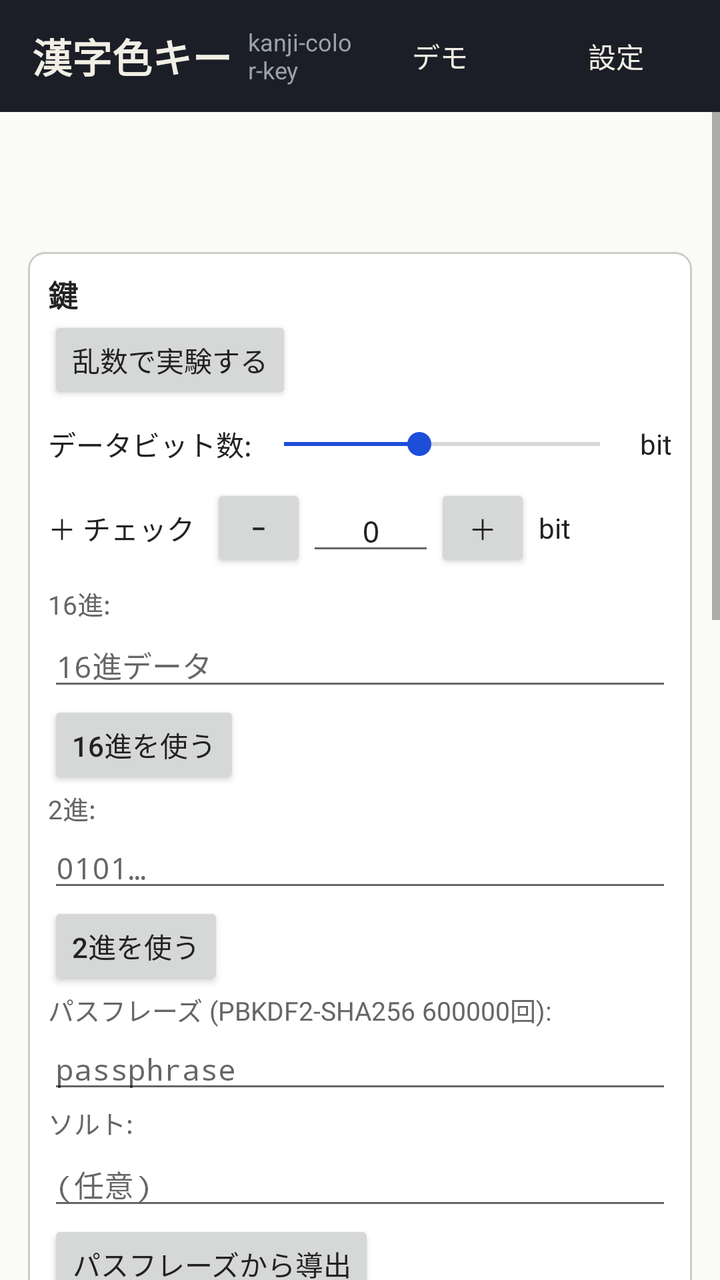
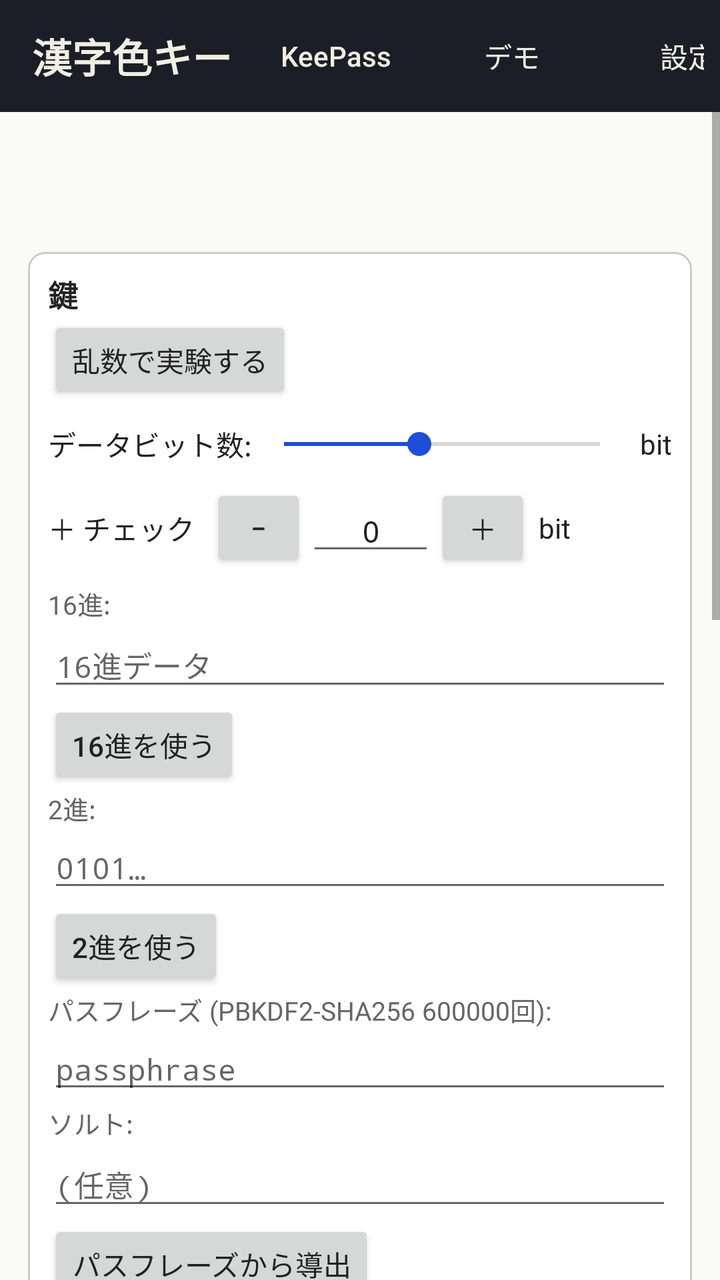

An Android layout rendered at two revisions. The XML below is the earlier revision; the diff shows what the commit changed to produce the second picture.
<!-- AndroidManifest.xml: application theme AppTheme -->
<!-- res/layout/activity_main.xml -->
<?xml version="1.0" encoding="utf-8"?>
<LinearLayout xmlns:android="http://schemas.android.com/apk/res/android"
    xmlns:tools="http://schemas.android.com/tools"
    android:id="@+id/root"
    android:layout_width="match_parent"
    android:layout_height="match_parent"
    android:orientation="vertical">

    <LinearLayout
        android:id="@+id/topBar"
        android:layout_width="match_parent"
        android:layout_height="56dp"
        android:gravity="center_vertical"
        android:orientation="horizontal"
        android:paddingStart="16dp"
        android:paddingEnd="8dp">

        <TextView
            android:id="@+id/title"
            android:layout_width="wrap_content"
            android:layout_height="wrap_content"
            android:text="@string/title"
            android:textColor="@color/bar_text"
            android:textSize="20sp"
            android:textStyle="bold" />

        <TextView
            android:layout_width="0dp"
            android:layout_height="wrap_content"
            android:layout_marginStart="8dp"
            android:layout_weight="1"
            android:text="@string/subtitle"
            android:textColor="@color/bar_dim"
            android:textSize="12sp" />

        <Button
            android:id="@+id/bDemo"
            style="?android:attr/borderlessButtonStyle"
            android:layout_width="wrap_content"
            android:layout_height="wrap_content"
            android:text="@string/demo"
            android:textAllCaps="false"
            android:textColor="@color/bar_text" />

        <Button
            android:id="@+id/bSettings"
            style="?android:attr/borderlessButtonStyle"
            android:layout_width="wrap_content"
            android:layout_height="wrap_content"
            android:text="@string/settings"
            android:textAllCaps="false"
            android:textColor="@color/bar_text" />
    </LinearLayout>

    <ScrollView
        android:id="@+id/scroll"
        android:layout_width="match_parent"
        android:layout_height="0dp"
        android:layout_weight="1"
        android:background="@color/bg"
        android:fillViewport="true">

        <LinearLayout
            android:id="@+id/content"
            android:layout_width="match_parent"
            android:layout_height="wrap_content"
            android:orientation="vertical"
            android:padding="14dp">

            <TextView
                android:id="@+id/intro"
                android:layout_width="match_parent"
                android:layout_height="wrap_content"
                android:lineSpacingMultiplier="1.15"
                android:textColor="@color/text"
                android:textSize="14sp" />

            <TextView
                android:id="@+id/legend"
                android:layout_width="match_parent"
                android:layout_height="wrap_content"
                android:layout_marginTop="6dp"
                android:textColor="@color/text"
                android:textSize="14sp" />

            
            <LinearLayout style="@style/Section">

                <TextView style="@style/Legend" android:text="@string/sec_key" />

                <Button
                    android:id="@+id/bRand"
                    android:layout_width="wrap_content"
                    android:layout_height="wrap_content"
                    android:text="@string/rand" />

                <LinearLayout
                    android:layout_width="match_parent"
                    android:layout_height="wrap_content"
                    android:gravity="center_vertical"
                    android:orientation="horizontal">

                    <TextView
                        android:layout_width="wrap_content"
                        android:layout_height="wrap_content"
                        android:text="@string/data_bits"
                        android:textColor="@color/text" />

                    <SeekBar
                        android:id="@+id/bits"
                        android:layout_width="0dp"
                        android:layout_height="40dp"
                        android:layout_weight="1"
                        android:max="56"
                        android:progress="24" />

                    <TextView
                        android:id="@+id/bitsV"
                        android:layout_width="wrap_content"
                        android:layout_height="wrap_content"
                        android:textColor="@color/text"
                        android:textStyle="bold" />

                    <TextView
                        android:layout_width="wrap_content"
                        android:layout_height="wrap_content"
                        android:layout_marginStart="4dp"
                        android:text="@string/bits_unit"
                        android:textColor="@color/text" />
                </LinearLayout>

                <LinearLayout
                    android:layout_width="match_parent"
                    android:layout_height="wrap_content"
                    android:gravity="center_vertical"
                    android:orientation="horizontal">

                    <TextView
                        android:layout_width="wrap_content"
                        android:layout_height="wrap_content"
                        android:text="@string/plus_check"
                        android:textColor="@color/text" />

                    <Button
                        android:id="@+id/chkMinus"
                        android:layout_width="48dp"
                        android:layout_height="wrap_content"
                        android:layout_marginStart="8dp"
                        android:text="@string/minus" />

                    <EditText
                        android:id="@+id/chk"
                        style="@style/Field"
                    android:importantForAutofill="no"
                        android:layout_width="64dp"
                        android:gravity="center"
                        android:hint="@string/zero"
                        android:inputType="number"
                        android:maxLength="2"
                        android:text="@string/zero" />

                    <Button
                        android:id="@+id/chkPlus"
                        android:layout_width="48dp"
                        android:layout_height="wrap_content"
                        android:text="@string/plus" />

                    <TextView
                        android:layout_width="wrap_content"
                        android:layout_height="wrap_content"
                        android:layout_marginStart="4dp"
                        android:text="@string/bits_unit"
                        android:textColor="@color/text" />
                </LinearLayout>

                <TextView style="@style/Small" android:layout_marginTop="6dp" android:text="@string/hex_label" />
                <EditText
                    android:id="@+id/hex"
                    style="@style/Field"
                    android:importantForAutofill="no"
                    android:hint="@string/hex_hint"
                    android:inputType="textNoSuggestions|textVisiblePassword|textMultiLine" />
                <Button
                    android:id="@+id/bHex"
                    android:layout_width="wrap_content"
                    android:layout_height="wrap_content"
                    android:text="@string/use_hex" />

                <TextView style="@style/Small" android:text="@string/bin_label" />
                <EditText
                    android:id="@+id/bin"
                    style="@style/Field"
                    android:importantForAutofill="no"
                    android:hint="@string/bin_hint"
                    android:inputType="textNoSuggestions|textVisiblePassword|textMultiLine" />
                <Button
                    android:id="@+id/bBin"
                    android:layout_width="wrap_content"
                    android:layout_height="wrap_content"
                    android:text="@string/use_bin" />

                <TextView style="@style/Small" android:text="@string/pass_label" />
                <EditText
                    android:id="@+id/pass"
                    style="@style/Field"
                    android:importantForAutofill="no"
                    android:hint="@string/pass_hint"
                    android:inputType="textPassword" />
                <TextView style="@style/Small" android:text="@string/salt_label" />
                <EditText
                    android:id="@+id/salt"
                    style="@style/Field"
                    android:importantForAutofill="no"
                    android:hint="@string/salt_hint"
                    android:inputType="textNoSuggestions" />
                <Button
                    android:id="@+id/bPass"
                    android:layout_width="wrap_content"
                    android:layout_height="wrap_content"
                    android:text="@string/use_pass" />

                <TextView
                    android:id="@+id/keyInfo"
                    style="@style/Mono"
                    android:layout_marginTop="6dp" />
                <Button
                    android:id="@+id/bCopyKey"
                    android:layout_width="wrap_content"
                    android:layout_height="wrap_content"
                    android:text="@string/copy_key" />
            </LinearLayout>

            
            <LinearLayout
                android:id="@+id/seqBox"
                style="@style/Section">

                <TextView style="@style/Legend" android:text="@string/sec_encode" />

                <com.zmlworks.kanjicolorkey.FlowLayout
                    android:layout_width="match_parent"
                    android:layout_height="wrap_content">

                    <TextView
                        android:layout_width="wrap_content"
                        android:layout_height="48dp"
                        android:gravity="center_vertical"
                        android:text="@string/types_label"
                        android:textColor="@color/text" />

                    <CheckBox
                        android:id="@+id/tKanji"
                        android:layout_width="wrap_content"
                        android:layout_height="wrap_content"
                        android:checked="true"
                        android:enabled="false"
                        android:text="@string/type_kanji" />

                    <CheckBox
                        android:id="@+id/tAlpha"
                        android:layout_width="wrap_content"
                        android:layout_height="wrap_content"
                        android:checked="true"
                        android:text="@string/type_alpha" />

                    <CheckBox
                        android:id="@+id/tKana"
                        android:layout_width="wrap_content"
                        android:layout_height="wrap_content"
                        android:checked="true"
                        android:text="@string/type_kana" />

                    <CheckBox
                        android:id="@+id/tFixed"
                        android:layout_width="wrap_content"
                        android:layout_height="wrap_content"
                        android:text="@string/type_fixed" />
                </com.zmlworks.kanjicolorkey.FlowLayout>

                <LinearLayout
                    android:layout_width="match_parent"
                    android:layout_height="wrap_content"
                    android:orientation="horizontal"
                    tools:ignore="ButtonStyle">

                    <Button
                        android:id="@+id/bAllK"
                        android:layout_width="wrap_content"
                        android:layout_height="wrap_content"
                        android:text="@string/all_kanji" />

                    <Button
                        android:id="@+id/bAllA"
                        android:layout_width="wrap_content"
                        android:layout_height="wrap_content"
                        android:layout_marginStart="6dp"
                        android:text="@string/all_alpha" />

                    <Button
                        android:id="@+id/bAllKana"
                        android:layout_width="wrap_content"
                        android:layout_height="wrap_content"
                        android:layout_marginStart="6dp"
                        android:text="@string/all_kana" />
                </LinearLayout>

                <TextView
                    android:id="@+id/encHint"
                    style="@style/Small" />

                <TextView
                    android:id="@+id/info"
                    style="@style/Mono"
                    android:layout_marginTop="6dp"
                    android:textSize="13sp" />

                <com.zmlworks.kanjicolorkey.FlowLayout
                    android:id="@+id/cards"
                    android:layout_width="match_parent"
                    android:layout_height="wrap_content"
                    android:layout_marginTop="8dp" />

                <LinearLayout
                    android:id="@+id/variants"
                    android:layout_width="match_parent"
                    android:layout_height="wrap_content"
                    android:orientation="vertical" />

                <TextView
                    android:id="@+id/err"
                    android:layout_width="match_parent"
                    android:layout_height="wrap_content"
                    android:textColor="@color/err" />
            </LinearLayout>

            
            <LinearLayout style="@style/Section">

                <TextView style="@style/Legend" android:text="@string/sec_decode" />

                <TextView
                    android:id="@+id/decHint"
                    style="@style/Small" />

                <EditText
                    android:id="@+id/dec"
                    style="@style/Field"
                    android:importantForAutofill="no"
                    android:gravity="top|start"
                    android:hint="@string/decode_placeholder"
                    android:inputType="textMultiLine|textNoSuggestions"
                    android:minLines="3" />

                <CheckBox
                    android:id="@+id/lookAlways"
                    android:layout_width="wrap_content"
                    android:layout_height="wrap_content"
                    android:text="@string/look_always" />

                <Button
                    android:id="@+id/bDec"
                    android:layout_width="wrap_content"
                    android:layout_height="wrap_content"
                    android:text="@string/decode" />

                <LinearLayout
                    android:id="@+id/decOut"
                    android:layout_width="match_parent"
                    android:layout_height="wrap_content"
                    android:orientation="vertical" />
            </LinearLayout>

            <LinearLayout style="@style/Section">

                <TextView
                    android:id="@+id/explainToggle"
                    android:layout_width="match_parent"
                    android:layout_height="wrap_content"
                    android:background="?android:attr/selectableItemBackground"
                    android:minHeight="44dp"
                    android:gravity="center_vertical"
                    android:text="@string/explain_closed"
                    android:textColor="@color/text"
                    android:textStyle="bold" />

                <TextView
                    android:id="@+id/explain"
                    android:layout_width="match_parent"
                    android:layout_height="wrap_content"
                    android:lineSpacingMultiplier="1.2"
                    android:textColor="@color/text"
                    android:textSize="14sp"
                    android:visibility="gone" />
            </LinearLayout>

            <TextView
                android:id="@+id/footer"
                style="@style/Small"
                android:layout_marginTop="12dp" />

            <TextView
                android:id="@+id/version"
                style="@style/Small"
                android:layout_marginTop="4dp" />

            <Button
                android:id="@+id/bLicenses"
                android:layout_width="wrap_content"
                android:layout_height="wrap_content"
                android:layout_marginTop="4dp"
                android:text="@string/licenses" />
        </LinearLayout>
    </ScrollView>
</LinearLayout>
<!-- resources referenced by this layout -->
<resources>
  <color name="bar_dim">#FF9AA0AE</color>
  <color name="bar_text">#FFF1EEE4</color>
  <color name="bg">#FFFAFAF7</color>
  <color name="err">#FFBB0000</color>
  <color name="text">#FF222222</color>
  <string name="all_alpha">全部英数字</string>
  <string name="all_kana">全部かな</string>
  <string name="all_kanji">全部漢字</string>
  <string name="bin_hint">0101…</string>
  <string name="bin_label">2進:</string>
  <string name="bits_unit">bit</string>
  <string name="copy_key">鍵(16進)をコピー</string>
  <string name="data_bits">データビット数:</string>
  <string name="decode">デコード</string>
  <string name="decode_placeholder">M(256+12bit)處23213313000 圃1223203223 I1 …</string>
  <string name="demo">デモ</string>
  <string name="explain_closed">▶ AIによる解説（タップで開く）</string>
  <string name="hex_hint">16進データ</string>
  <string name="hex_label">16進:</string>
  <string name="licenses">ライセンス / Third-party notices</string>
  <string name="look_always">かなの見間違い（お/オ・き/キ・け/ケ・さ/サ・ほ/ホ・も/モ）を常に試す（オフでも、候補が1つも見つからないときは自動で試します）</string>
  <string name="minus">−</string>
  <string name="pass_hint">passphrase</string>
  <string name="pass_label">パスフレーズ (PBKDF2-SHA256 600000回):</string>
  <string name="plus">＋</string>
  <string name="plus_check">＋ チェック</string>
  <string name="rand">乱数で実験する</string>
  <string name="salt_hint">(任意)</string>
  <string name="salt_label">ソルト:</string>
  <string name="sec_decode">デコード</string>
  <string name="sec_encode">エンコード結果</string>
  <string name="sec_key">鍵</string>
  <string name="settings">設定</string>
  <string name="subtitle">kanji-color-key</string>
  <string name="title">漢字色キー</string>
  <string name="type_alpha">英数字</string>
  <string name="type_fixed">全部かなを固定長（KF）で</string>
  <string name="type_kana">かな</string>
  <string name="type_kanji">漢字</string>
  <string name="types_label">使う字種:</string>
  <string name="use_bin">2進を使う</string>
  <string name="use_hex">16進を使う</string>
  <string name="use_pass">パスフレーズから導出</string>
  <string name="zero">0</string>
  <style name="Legend">
          <item name="android:layout_width">wrap_content</item>
          <item name="android:layout_height">wrap_content</item>
          <item name="android:textStyle">bold</item>
          <item name="android:textSize">15sp</item>
          <item name="android:textColor">@color/text</item>
      </style>
  <style name="Mono">
          <item name="android:layout_width">match_parent</item>
          <item name="android:layout_height">wrap_content</item>
          <item name="android:fontFamily">monospace</item>
          <item name="android:textSize">14sp</item>
          <item name="android:textColor">@color/text</item>
          <item name="android:textIsSelectable">false</item>
      </style>
  <style name="Small">
          <item name="android:layout_width">match_parent</item>
          <item name="android:layout_height">wrap_content</item>
          <item name="android:textSize">13sp</item>
          <item name="android:textColor">@color/dim</item>
      </style>
  <!-- drawable section_bg (drawable) -->
  <?xml version="1.0" encoding="utf-8"?>
  <shape xmlns:android="http://schemas.android.com/apk/res/android" android:shape="rectangle">
      <solid android:color="@color/card" />
      <stroke android:width="1dp" android:color="@color/line" />
      <corners android:radius="8dp" />
  </shape>
  <color name="dim">#FF666666</color>
  <color name="bar">#FF1B1E26</color>
  <color name="accent">#FF1D4ED8</color>
  <style name="Btn" parent="android:Widget.Material.Light.Button">
          <item name="android:textAllCaps">false</item>
          <item name="android:minHeight">44dp</item>
          <item name="android:minWidth">48dp</item>
          <item name="android:textSize">14sp</item>
      </style>
  <color name="card">#FFFFFFFF</color>
  <color name="line">#FFCCCCCC</color>
  <!-- unchanged entries left out for length: 3 -->
</resources>

<!-- the commit's change to res/layout/activity_main.xml (unified diff, before → after) -->
@@ -32,6 +32,15 @@
             android:text="@string/subtitle"
             android:textColor="@color/bar_dim"
             android:textSize="12sp" />
+
+        <Button
+            android:id="@+id/bKeepass"
+            style="?android:attr/borderlessButtonStyle"
+            android:layout_width="wrap_content"
+            android:layout_height="wrap_content"
+            android:text="@string/keepass"
+            android:textAllCaps="false"
+            android:textColor="@color/bar_text" />
 
         <Button
             android:id="@+id/bDemo"
<!-- resource entries referenced after the edit -->
@@ -19,6 +19,7 @@
   <string name="explain_closed">▶ AIによる解説（タップで開く）</string>
   <string name="hex_hint">16進データ</string>
   <string name="hex_label">16進:</string>
+  <string name="keepass">KeePass</string>
   <string name="licenses">ライセンス / Third-party notices</string>
   <string name="look_always">かなの見間違い（お/オ・き/キ・け/ケ・さ/サ・ほ/ホ・も/モ）を常に試す（オフでも、候補が1つも見つからないときは自動で試します）</string>
   <string name="minus">−</string>
